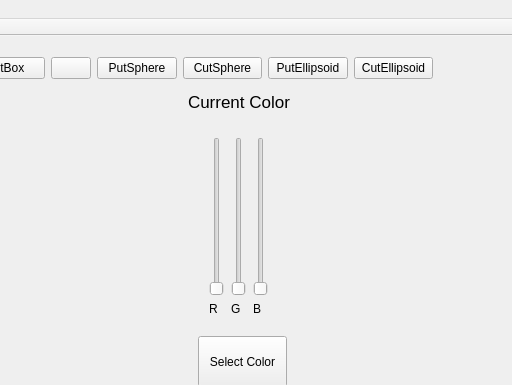
First picture: the form in projeto/mainwindow.ui, repository davisouzaf/projetoProgramacao, before the edit; both pictures show x 192 to 704 and y 0 to 385 of the 704 by 467 pixel window.
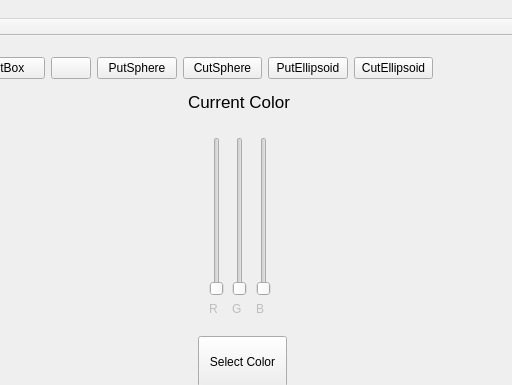
Second picture: the form after the edit. Icons and pictures are not drawn. Custom widgets are drawn as their Qt base class.

```diff
--- a/projeto/mainwindow.ui
+++ b/projeto/mainwindow.ui
@@ -141,11 +141,14 @@
     </property>
    </widget>
    <widget class="QWidget" name="layoutWidget">
+    <property name="enabled">
+     <bool>false</bool>
+    </property>
     <property name="geometry">
      <rect>
       <x>390</x>
       <y>90</y>
-      <width>82</width>
+      <width>86</width>
       <height>201</height>
      </rect>
     </property>
@@ -172,6 +175,12 @@
       <layout class="QVBoxLayout" name="verticalLayout_2">
        <item>
         <widget class="QSlider" name="verticalSlider_2">
+         <property name="enabled">
+          <bool>false</bool>
+         </property>
+         <property name="maximum">
+          <number>255</number>
+         </property>
          <property name="orientation">
           <enum>Qt::Vertical</enum>
          </property>
@@ -190,6 +199,12 @@
       <layout class="QVBoxLayout" name="verticalLayout">
        <item>
         <widget class="QSlider" name="verticalSlider_3">
+         <property name="enabled">
+          <bool>false</bool>
+         </property>
+         <property name="maximum">
+          <number>255</number>
+         </property>
          <property name="orientation">
           <enum>Qt::Vertical</enum>
          </property>
```
Left out of the diff: 8 changed lines with no effect on the pictures.
